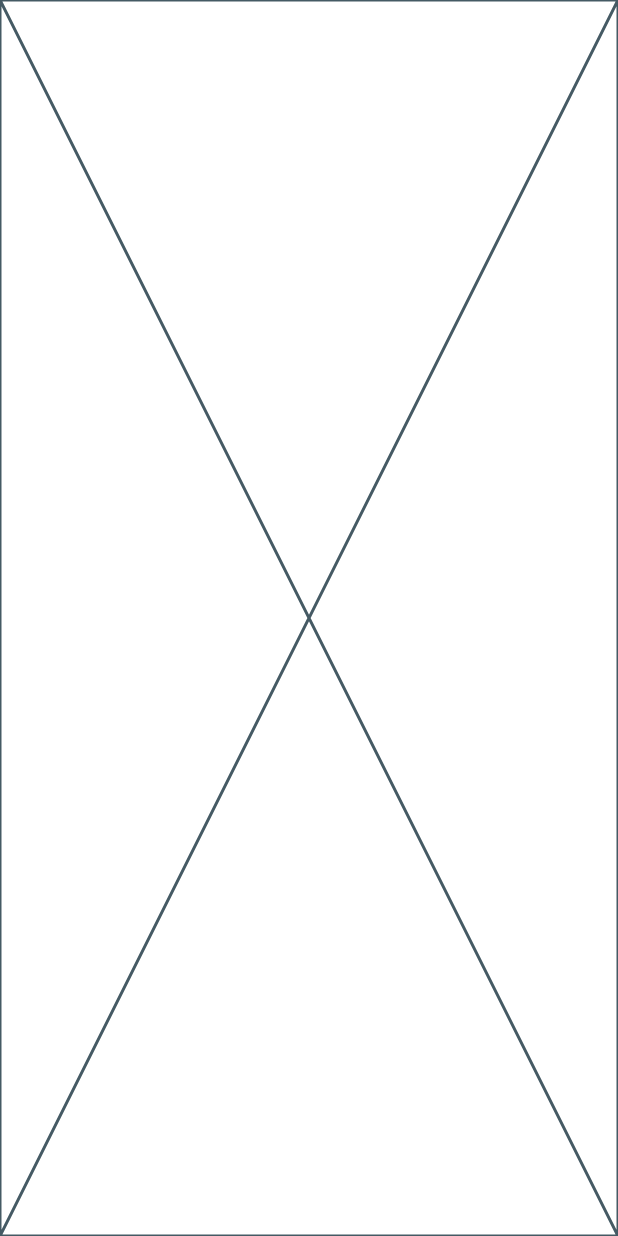
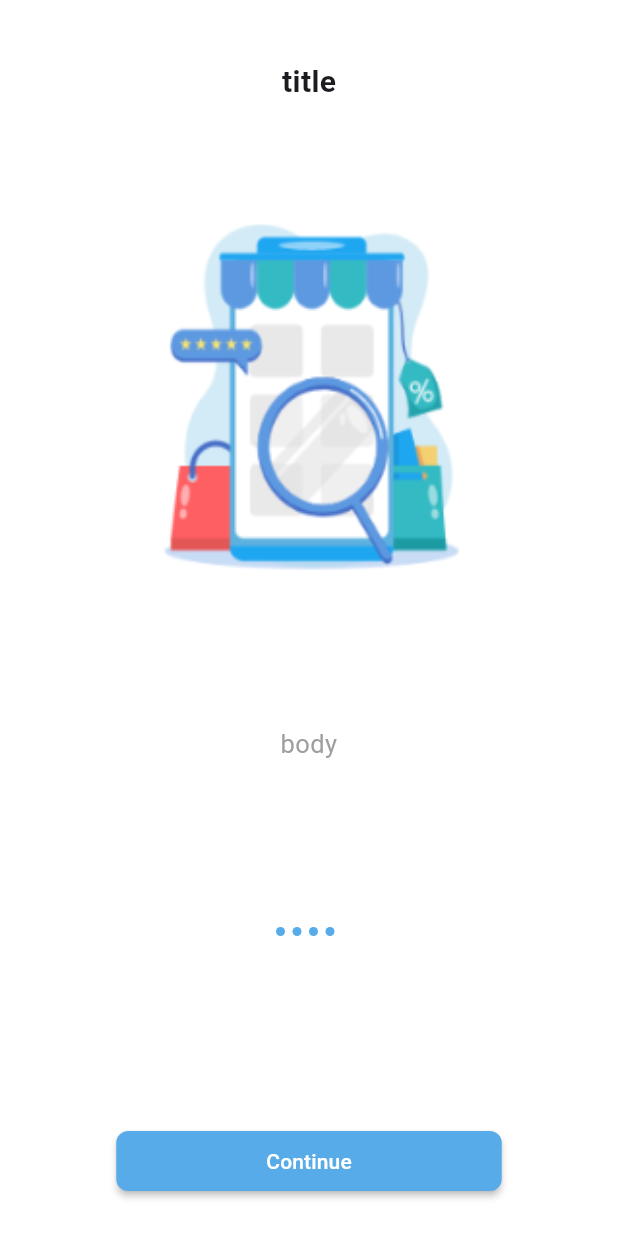
Before and after one commit to abdullahaltoubeh/EcommerceApp, a Flutter app: the screen it shows after launch, on a phone screen of 412 x 824 dp. Run offline on Flutter 3.47's test engine with Material 3 defaults, Android fonts, the phone set to English and light mode, and no system bars; our stand-ins replace get.

Commit message:
create onBoarding page

```diff
--- /dev/null
+++ b/lib/controller/onboarding_controller.dart
@@ -0,0 +1,21 @@
+import 'package:get/get.dart';
+
+abstract class OnboardingController extends GetxController{
+  next();
+  onPageChanged(int val);
+}
+
+class OnboardingControllerImp extends OnboardingController{
+  @override
+  next() {
+    // TODO: implement next
+    throw UnimplementedError();
+  }
+
+  @override
+  onPageChanged(int val) {
+    // TODO: implement onPageChanged
+    throw UnimplementedError();
+  }
+
+}
--- /dev/null
+++ b/lib/core/constant/color.dart
@@ -0,0 +1,5 @@
+import 'package:flutter/cupertino.dart';
+
+class AppColor{
+  static const Color primaryColor= Color(0xff56abe8);
+}
--- /dev/null
+++ b/lib/core/constant/image_assets.dart
@@ -0,0 +1,9 @@
+class ImageRoot{
+
+  static const root= 'assets/images';
+
+  static const image_one= '$root/onboardingone.PNG';
+  static const image_two= '$root/onboardingtwo.PNG';
+  static const image_three= '$root/onboardingthree.PNG';
+  static const image_four= '$root/onboardingfour.PNG';
+}
--- /dev/null
+++ b/lib/data/data_source/static/static.dart
@@ -0,0 +1,9 @@
+import 'package:ecommerce_course/core/constant/image_assets.dart';
+import 'package:ecommerce_course/data/models/onboarding_model.dart';
+
+List<OnboardingModel> onboardingList = [
+  OnboardingModel(body: 'body',title:  'title',imageURL:  ImageRoot.image_one),
+  OnboardingModel(body: 'body',title:  'title',imageURL:  ImageRoot.image_two),
+  OnboardingModel(body: 'body',title:  'title',imageURL:  ImageRoot.image_three),
+  OnboardingModel(body: 'body',title:  'title',imageURL:  ImageRoot.image_four)
+];
--- /dev/null
+++ b/lib/data/models/onboarding_model.dart
@@ -0,0 +1,8 @@
+class OnboardingModel {
+  final String? title;
+  final String? body;
+  final String? imageURL;
+
+  OnboardingModel({this.body, this.title, this.imageURL});
+
+}
--- a/lib/view/screens/onboarding_page.dart
+++ b/lib/view/screens/onboarding_page.dart
@@ -1,10 +1,35 @@
+import 'package:ecommerce_course/view/widgets/onboarding/custom_button.dart';
+import 'package:ecommerce_course/view/widgets/onboarding/custom_dote_controller.dart';
+import 'package:ecommerce_course/view/widgets/onboarding/custom_slider.dart';
 import 'package:flutter/material.dart';
+
+import '../../data/data_source/static/static.dart';
 
 class OnboardingPage extends StatelessWidget {
   const OnboardingPage({super.key});
 
   @override
   Widget build(BuildContext context) {
-    return const Placeholder();
+    return Scaffold(
+        backgroundColor: Colors.white,
+        body: SafeArea(
+          child: Column(
+            children: [
+              Expanded(
+                flex: 3,
+                child: CustomSlider()
+              ),
+              Expanded(
+                  flex: 1,
+                  child: Column(
+                    children: [
+                      CustomDoteController(),
+                      const Spacer(flex: 2),
+                      CustomButton()
+                    ],
+                  ))
+            ],
+          ),
+        ));
   }
 }
--- /dev/null
+++ b/lib/view/widgets/onboarding/custom_button.dart
@@ -0,0 +1,21 @@
+import 'package:ecommerce_course/core/constant/color.dart';
+import 'package:flutter/material.dart';
+
+class CustomButton extends StatelessWidget {
+  const CustomButton({super.key});
+
+  @override
+  Widget build(BuildContext context) {
+    return Container(
+      margin: const EdgeInsets.only(bottom: 30),
+      height: 40,
+      child: MaterialButton(
+          shape: RoundedRectangleBorder(borderRadius: BorderRadius.circular(8)),
+          padding: const EdgeInsets.symmetric(horizontal: 100, vertical: 0),
+          textColor: Colors.white,
+          onPressed: () {},
+          color: AppColor.primaryColor,
+          child: const Text("Continue")),
+    );
+  }
+}
--- /dev/null
+++ b/lib/view/widgets/onboarding/custom_dote_controller.dart
@@ -0,0 +1,29 @@
+import 'package:ecommerce_course/core/constant/color.dart';
+import 'package:flutter/material.dart';
+
+import '../../../data/data_source/static/static.dart';
+
+class CustomDoteController extends StatelessWidget {
+  const CustomDoteController({super.key});
+
+  @override
+  Widget build(BuildContext context) {
+    return Row(
+      mainAxisAlignment: MainAxisAlignment.center,
+      children: [
+        ...List.generate(
+            onboardingList.length,
+                (index) => AnimatedContainer(
+              margin: const EdgeInsets.only(right: 5),
+              duration: const Duration(milliseconds: 900),
+              width: 6,
+              height: 6,
+              decoration: BoxDecoration(
+                  color: AppColor.primaryColor,
+                  borderRadius:
+                  BorderRadius.circular(10)),
+            ))
+      ],
+    );
+  }
+}
--- /dev/null
+++ b/lib/view/widgets/onboarding/custom_slider.dart
@@ -0,0 +1,42 @@
+import 'package:flutter/material.dart';
+
+import '../../../data/data_source/static/static.dart';
+
+class CustomSlider extends StatelessWidget {
+  const CustomSlider({super.key});
+
+  @override
+  Widget build(BuildContext context) {
+    return  PageView.builder(
+      itemCount: onboardingList.length,
+      itemBuilder: (context, i) => Column(
+        children: [
+          const SizedBox(height: 40),
+          Text(
+            onboardingList[i].title!,
+            style: const TextStyle(
+                fontWeight: FontWeight.bold, fontSize: 20),
+          ),
+          const SizedBox(height: 80),
+          Image.asset(
+            onboardingList[i].imageURL!,
+            width: 200,
+            height: 250,
+            fit: BoxFit.fill,
+          ),
+          const SizedBox(height: 80),
+          Container(
+            width: double.infinity,
+            alignment: Alignment.center,
+            child: Text(
+              onboardingList[i].body!,
+              textAlign: TextAlign.center,
+              style: const TextStyle(
+                  height: 2, color: Colors.grey, fontSize: 17),
+            ),
+          ),
+        ],
+      ),
+    );
+  }
+}
```
